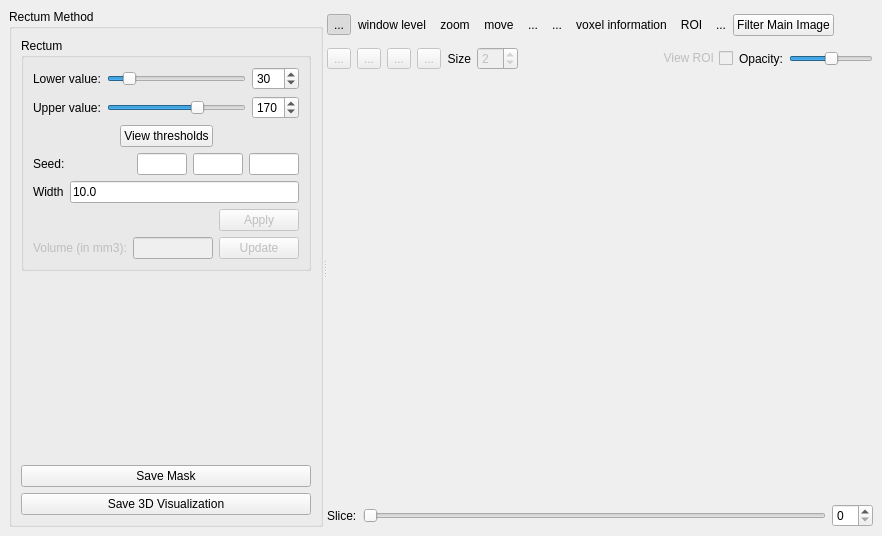
The window that starviewer/src/extensions/playground/rectumsegmentation/qrectumsegmentationextensionbase.ui (starviewer-medical/starviewer) describes before a commit, drawn with Qt 5.
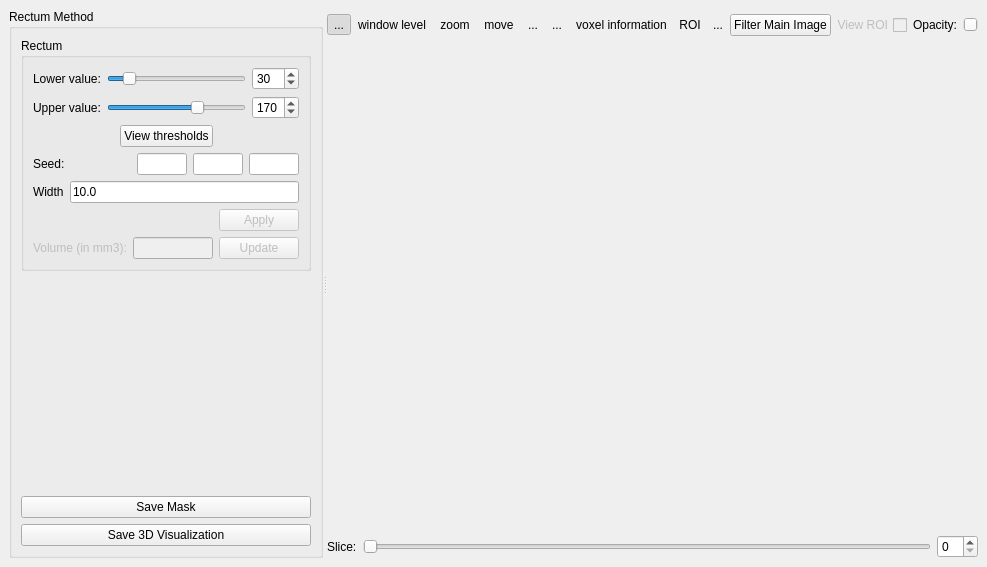
The same window after the commit. Icons and pictures are not drawn. Custom widgets are drawn as their Qt base class.

Commit message: ENH: S'ha canviat l'extensió Rectum Segmentation a les tool noves. També s'hi ha afegit la tool d'edició (que abans era una "tool externa"). També s'han millorat les tools d'edició i de seed. Al q2dviewer s'ha afegit un signal que t'avisa quan canvia l'overlay.

Patch:
```diff
--- a/starviewer/src/extensions/playground/rectumsegmentation/qrectumsegmentationextensionbase.ui
+++ b/starviewer/src/extensions/playground/rectumsegmentation/qrectumsegmentationextensionbase.ui
@@ -5,8 +5,8 @@
    <rect>
     <x>0</x>
     <y>0</y>
-    <width>882</width>
-    <height>536</height>
+    <width>910</width>
+    <height>567</height>
    </rect>
   </property>
   <property name="windowTitle" >
@@ -662,16 +662,6 @@
            </property>
           </spacer>
          </item>
-        </layout>
-       </item>
-       <item>
-        <layout class="QHBoxLayout" >
-         <property name="margin" >
-          <number>0</number>
-         </property>
-         <property name="spacing" >
-          <number>6</number>
-         </property>
          <item>
           <layout class="QHBoxLayout" >
            <property name="margin" >
@@ -680,104 +670,6 @@
            <property name="spacing" >
             <number>6</number>
            </property>
-           <item>
-            <widget class="QToolButton" name="m_paintButton" >
-             <property name="enabled" >
-              <bool>false</bool>
-             </property>
-             <property name="text" >
-              <string>...</string>
-             </property>
-             <property name="icon" >
-              <iconset/>
-             </property>
-            </widget>
-           </item>
-           <item>
-            <widget class="QToolButton" name="m_eraseButton" >
-             <property name="enabled" >
-              <bool>false</bool>
-             </property>
-             <property name="text" >
-              <string>...</string>
-             </property>
-             <property name="icon" >
-              <iconset/>
-             </property>
-            </widget>
-           </item>
-           <item>
-            <widget class="QToolButton" name="m_eraseSliceButton" >
-             <property name="enabled" >
-              <bool>false</bool>
-             </property>
-             <property name="text" >
-              <string>...</string>
-             </property>
-             <property name="icon" >
-              <iconset/>
-             </property>
-            </widget>
-           </item>
-           <item>
-            <widget class="QToolButton" name="m_eraseRegionButton" >
-             <property name="enabled" >
-              <bool>false</bool>
-             </property>
-             <property name="text" >
-              <string>...</string>
-             </property>
-             <property name="icon" >
-              <iconset/>
-             </property>
-            </widget>
-           </item>
-           <item>
-            <widget class="QLabel" name="label_3" >
-             <property name="text" >
-              <string>Size</string>
-             </property>
-             <property name="alignment" >
-              <set>Qt::AlignRight|Qt::AlignTrailing|Qt::AlignVCenter</set>
-             </property>
-            </widget>
-           </item>
-           <item>
-            <widget class="QSpinBox" name="m_editorSize" >
-             <property name="enabled" >
-              <bool>false</bool>
-             </property>
-             <property name="minimum" >
-              <number>0</number>
-             </property>
-             <property name="value" >
-              <number>2</number>
-             </property>
-            </widget>
-           </item>
-          </layout>
-         </item>
-         <item>
-          <layout class="QHBoxLayout" >
-           <property name="margin" >
-            <number>0</number>
-           </property>
-           <property name="spacing" >
-            <number>6</number>
-           </property>
-           <item>
-            <spacer>
-             <property name="orientation" >
-              <enum>Qt::Horizontal</enum>
-             </property>
-             <property name="sizeHint" >
-              <size>
-               <width>40</width>
-               <height>20</height>
-              </size>
-             </property>
-            </spacer>
-           </item>
            <item>
             <widget class="QCheckBox" name="m_viewROICheckBox" >
              <property name="enabled" >
```
The commit also changes 7 other files.
